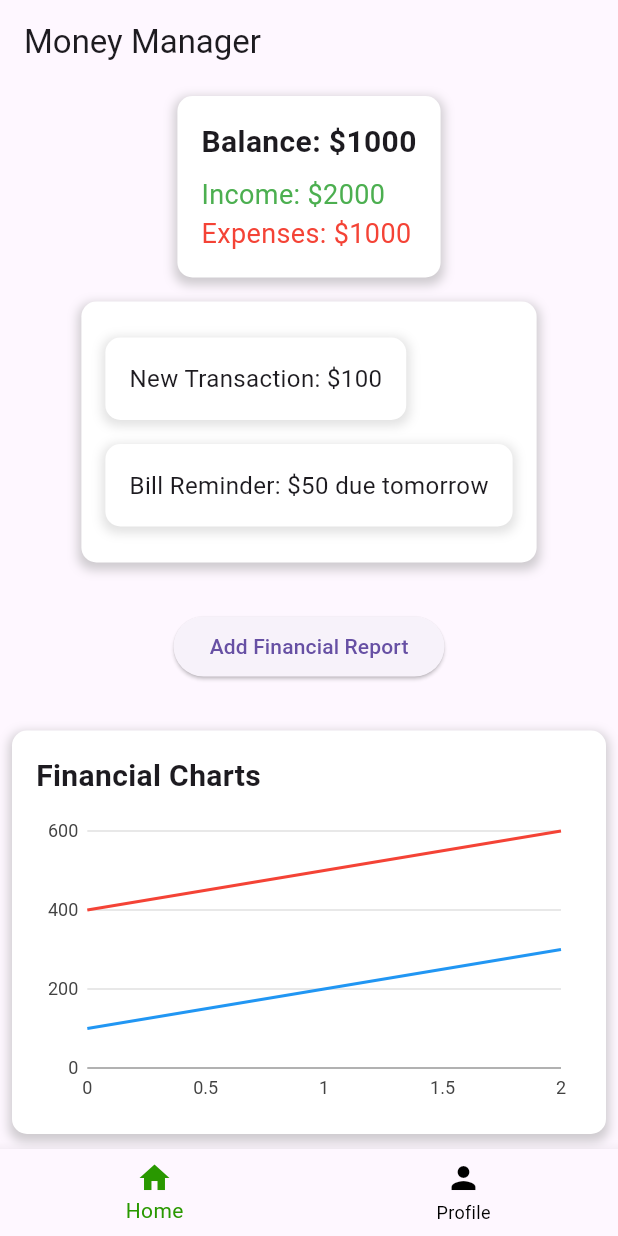
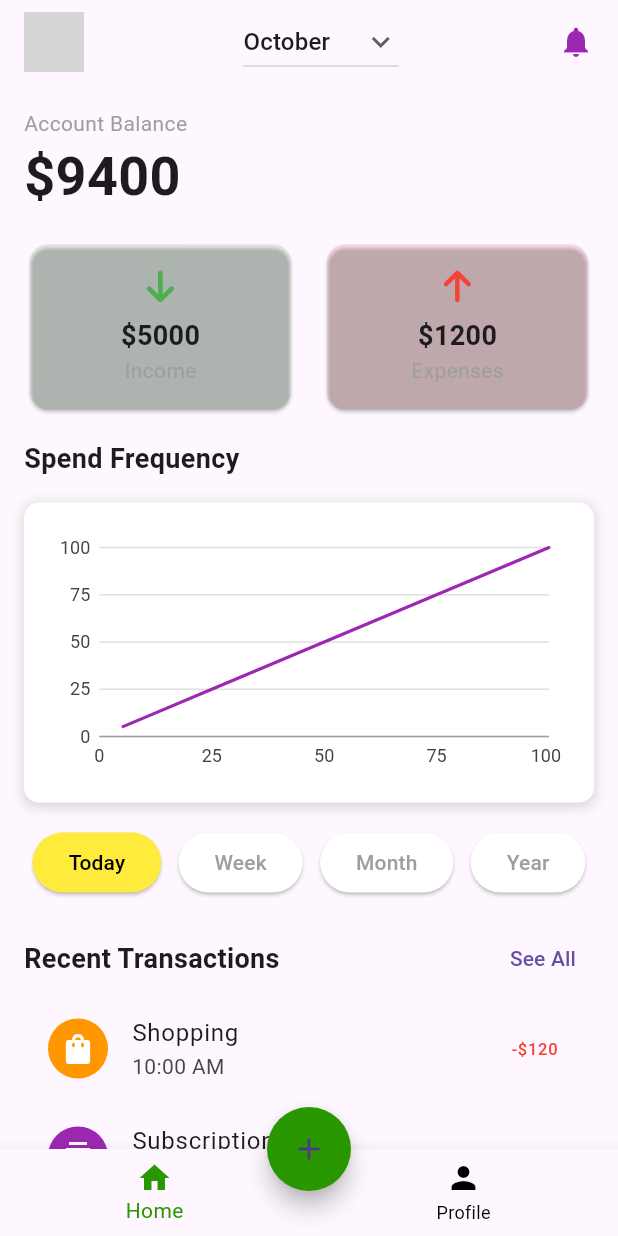
Before and after one commit to VinChriZ/MoneyManager, a Flutter app: the Main screen opened directly, on a phone screen of 412 x 824 dp. Run offline on Flutter 3.47's test engine with Material 3 defaults, Android fonts, the light colour scheme and no system bars; drawn by our look-alikes of flutter_slidable, flutter_speed_dial; our stand-ins replace charts_flutter, flutter_svg, font_awesome_flutter; network calls fail; grey boxes are pictures that could not be loaded.

Commit message:
HomeScreen 2

```diff
--- /dev/null
+++ b/lib/home2.dart
@@ -0,0 +1,220 @@
+import 'package:flutter/material.dart';
+import 'package:font_awesome_flutter/font_awesome_flutter.dart';
+import 'package:flutter_svg/flutter_svg.dart';
+import 'package:charts_flutter/flutter.dart' as charts;
+
+void main() {
+  runApp(HomeScreen2());
+}
+
+class HomeScreen2 extends StatelessWidget {
+  @override
+  Widget build(BuildContext context) {
+    return MaterialApp(
+      home: HomeScreen(),
+      debugShowCheckedModeBanner: false,
+    );
+  }
+}
+
+class HomeScreen extends StatelessWidget {
+  @override
+  Widget build(BuildContext context) {
+    return Scaffold(
+      appBar: AppBar(
+        backgroundColor: Colors.transparent,
+        elevation: 0,
+        title: Row(
+          mainAxisAlignment: MainAxisAlignment.spaceBetween,
+          children: [
+            CircleAvatar(
+              backgroundImage: NetworkImage('https://via.placeholder.com/150'),
+            ),
+            DropdownButton<String>(
+              value: 'October',
+              icon: Icon(Icons.keyboard_arrow_down),
+              items: <String>['October', 'September', 'August']
+                  .map((String value) {
+                return DropdownMenuItem<String>(
+                  value: value,
+                  child: Text(value),
+                );
+              }).toList(),
+              onChanged: (_) {},
+            ),
+            Icon(Icons.notifications, color: Colors.purple),
+          ],
+        ),
+      ),
+      body: SingleChildScrollView(
+        child: Padding(
+          padding: const EdgeInsets.all(16.0),
+          child: Column(
+            crossAxisAlignment: CrossAxisAlignment.start,
+            children: [
+              Text('Account Balance',
+                  style: TextStyle(
+                      color: const Color.fromARGB(255, 158, 158, 158))),
+              Text('\$9400',
+                  style: TextStyle(fontSize: 36, fontWeight: FontWeight.bold)),
+              SizedBox(height: 16.0),
+              Row(
+                mainAxisAlignment: MainAxisAlignment.spaceBetween,
+                children: [
+                  Expanded(
+                    child: _buildSummaryCard('Income', '\$5000', Colors.green,
+                        FontAwesomeIcons.arrowDown),
+                  ),
+                  SizedBox(width: 16.0), // Add some space between the cards
+                  Expanded(
+                    child: _buildSummaryCard('Expenses', '\$1200', Colors.red,
+                        FontAwesomeIcons.arrowUp),
+                  ),
+                ],
+              ),
+              SizedBox(height: 16.0),
+              Text('Spend Frequency',
+                  style: TextStyle(fontSize: 18, fontWeight: FontWeight.bold)),
+              SizedBox(height: 16.0),
+              _buildSpendFrequencyGraph(),
+              SizedBox(height: 16.0),
+              _buildTimeFilter(),
+              SizedBox(height: 16.0),
+              _buildRecentTransactions(),
+            ],
+          ),
+        ),
+      ),
+    );
+  }
+
+  Widget _buildSummaryCard(
+      String title, String amount, Color color, IconData icon) {
+    return Card(
+      color: color.withOpacity(0.1),
+      child: Padding(
+        padding: const EdgeInsets.all(16.0),
+        child: Column(
+          children: [
+            FaIcon(icon, color: color),
+            SizedBox(height: 8.0),
+            Text(amount,
+                style: TextStyle(fontSize: 18, fontWeight: FontWeight.bold)),
+            Text(title, style: TextStyle(color: Colors.grey)),
+          ],
+        ),
+      ),
+    );
+  }
+
+  Widget _buildSpendFrequencyGraph() {
+    // Placeholder for the graph widget. You can replace it with an actual graph implementation.
+    var data = [
+      charts.Series<int, int>(
+        id: 'Spending',
+        colorFn: (_, __) => charts.MaterialPalette.purple.shadeDefault,
+        domainFn: (int sales, _) => sales,
+        measureFn: (int sales, _) => sales,
+        data: [5, 25, 100, 75],
+      ),
+    ];
+
+    return Container(
+      height: 200.0,
+      padding: EdgeInsets.all(16.0),
+      decoration: BoxDecoration(
+        color: Colors.white,
+        borderRadius: BorderRadius.circular(10.0),
+        boxShadow: [
+          BoxShadow(
+            color: Colors.grey.withOpacity(0.3),
+            spreadRadius: 2,
+            blurRadius: 5,
+            offset: Offset(0, 2),
+          ),
+        ],
+      ),
+      child: charts.LineChart(
+        data,
+        animate: true,
+      ),
+    );
+  }
+
+  Widget _buildTimeFilter() {
+    return Row(
+      mainAxisAlignment: MainAxisAlignment.spaceAround,
+      children: [
+        _buildTimeFilterButton('Today'),
+        _buildTimeFilterButton('Week'),
+        _buildTimeFilterButton('Month'),
+        _buildTimeFilterButton('Year'),
+      ],
+    );
+  }
+
+  Widget _buildTimeFilterButton(String text) {
+    return ElevatedButton(
+      onPressed: () {},
+      child: Text(text),
+      style: ElevatedButton.styleFrom(
+        backgroundColor: text == 'Today' ? Colors.yellow : Colors.white,
+        foregroundColor: text == 'Today' ? Colors.black : Colors.grey,
+        shape:
+            RoundedRectangleBorder(borderRadius: BorderRadius.circular(20.0)),
+      ),
+    );
+  }
+
+  Widget _buildRecentTransactions() {
+    final transactions = [
+      {
+        'category': 'Shopping',
+        'amount': '-\$120',
+        'time': '10:00 AM',
+        'icon': Icons.shopping_bag,
+        'color': Colors.orange
+      },
+      {
+        'category': 'Subscription',
+        'amount': '-\$80',
+        'time': '03:30 PM',
+        'icon': Icons.subscriptions,
+        'color': Colors.purple
+      },
+      {
+        'category': 'Food',
+        'amount': '-\$32',
+        'time': '07:30 PM',
+        'icon': Icons.restaurant,
+        'color': Colors.red
+      },
+    ];
+
+    return Column(
+      crossAxisAlignment: CrossAxisAlignment.start,
+      children: [
+        Row(
+          mainAxisAlignment: MainAxisAlignment.spaceBetween,
+          children: [
+            Text('Recent Transactions',
+                style: TextStyle(fontSize: 18, fontWeight: FontWeight.bold)),
+            TextButton(onPressed: () {}, child: Text('See All')),
+          ],
+        ),
+        ...transactions.map((transaction) {
+          return ListTile(
+            leading: CircleAvatar(
+              backgroundColor: transaction['color'] as Color,
+              child: Icon(transaction['icon'] as IconData, color: Colors.white),
+            ),
+            title: Text(transaction['category'] as String),
+            subtitle: Text(transaction['time'] as String),
+            trailing: Text(transaction['amount'] as String,
+                style: TextStyle(color: Colors.red)),
+          );
+        }).toList(),
+      ],
+    );
+  }
+}
--- a/lib/main.dart
+++ b/lib/main.dart
@@ -1,7 +1,9 @@
 import 'package:flutter/material.dart';
 import 'package:flutter_moneymanager/home.dart';
+import 'package:flutter_moneymanager/home2.dart';
 import 'package:flutter_moneymanager/login.dart';
 import 'package:flutter_moneymanager/profile.dart';
+import 'package:flutter_speed_dial/flutter_speed_dial.dart';
 
 void main() {
   runApp(MyApp());
@@ -24,7 +26,7 @@ class Main extends StatefulWidget {
 class _MainState extends State<Main> {
   int _selectedIndex = 0;
   final List<Widget> _pages = [
-    HomeScreen(),
+    HomeScreen2(),
     ProfilePage(),
   ];
 
@@ -57,6 +59,40 @@ class _MainState extends State<Main> {
         unselectedItemColor: Colors.black,
         onTap: _onTap,
       ),
+      floatingActionButton: SpeedDial(
+        icon: Icons.add,
+        activeIcon: Icons.close,
+        backgroundColor: Color.fromARGB(255, 41, 152, 0),
+        overlayColor: Colors.black,
+        overlayOpacity: 0.5,
+        children: [
+          SpeedDialChild(
+            child: Icon(Icons.compare_arrows, color: Colors.white),
+            backgroundColor: Colors.blue,
+            label: 'Transfer',
+            onTap: () {
+              // Handle transfer action
+            },
+          ),
+          SpeedDialChild(
+            child: Icon(Icons.arrow_downward, color: Colors.white),
+            backgroundColor: Colors.green,
+            label: 'Income',
+            onTap: () {
+              // Handle income action
+            },
+          ),
+          SpeedDialChild(
+            child: Icon(Icons.arrow_upward, color: Colors.white),
+            backgroundColor: Colors.red,
+            label: 'Expense',
+            onTap: () {
+              // Handle expense action
+            },
+          ),
+        ],
+      ),
+      floatingActionButtonLocation: FloatingActionButtonLocation.centerDocked,
     );
   }
 }
--- a/pubspec.yaml
+++ b/pubspec.yaml
@@ -9,8 +9,11 @@ environment:
 dependencies:
   flutter:
     sdk: flutter
+  font_awesome_flutter: ^10.1.0
   flutter_slidable: ^3.1.0
   charts_flutter: ^0.12.0
+  flutter_speed_dial: ^6.1.1
+  flutter_svg: ^1.0.3
 
 dev_dependencies:
   flutter_test:
```
Also changed, not shown: pubspec.lock.
